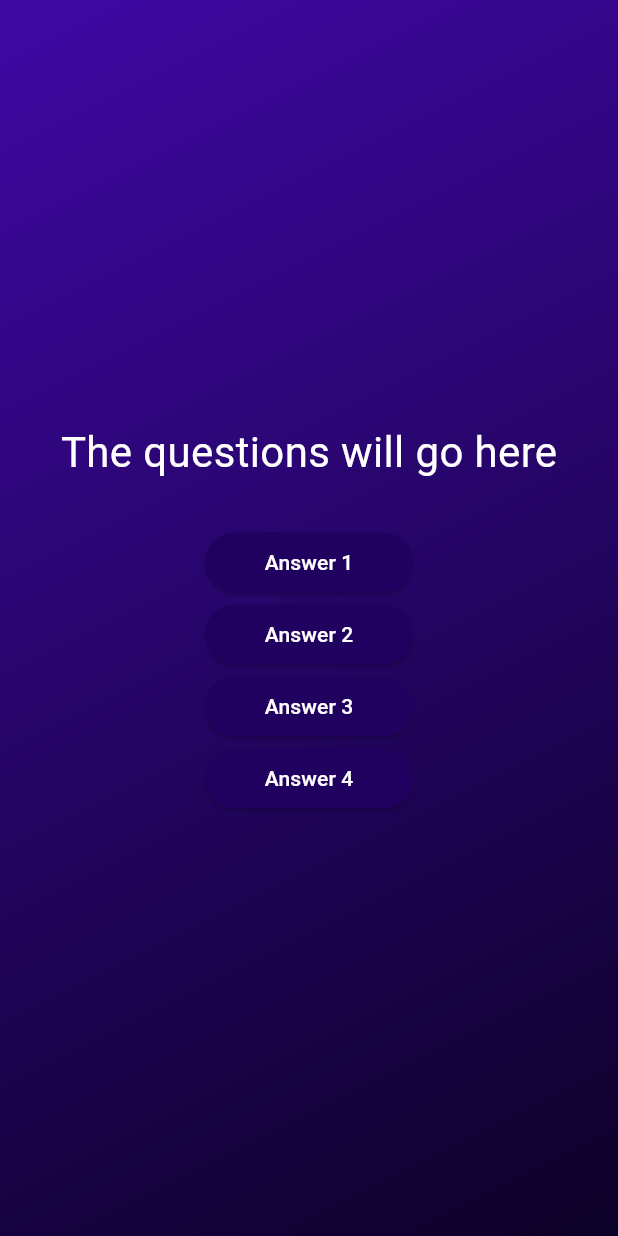
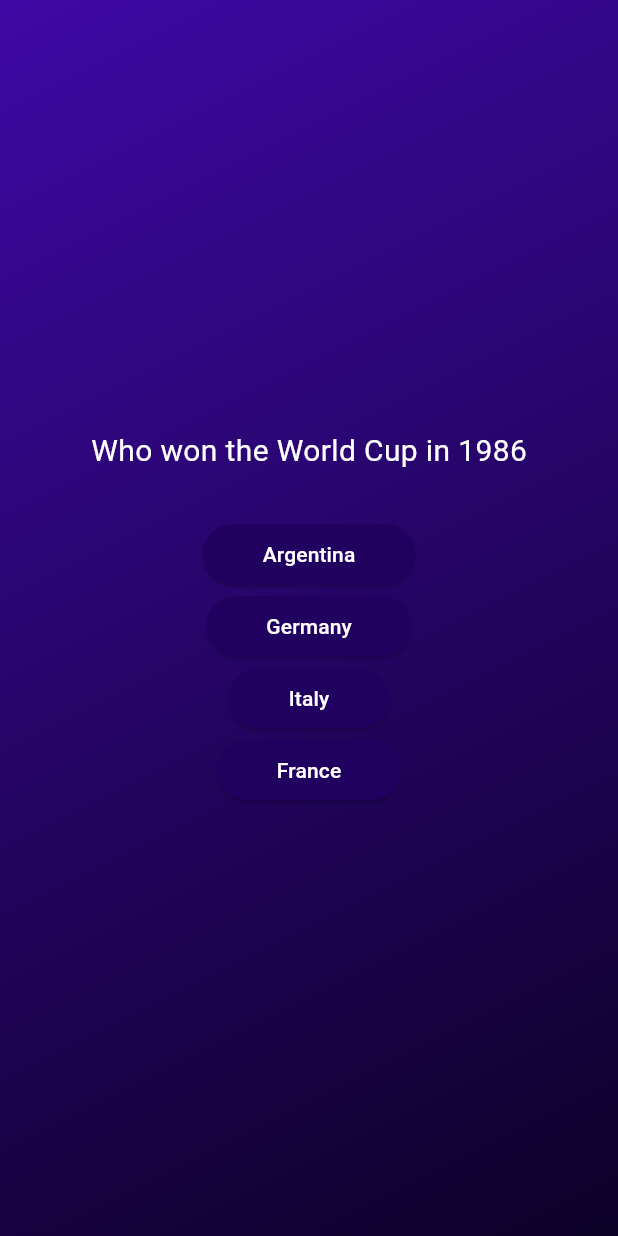
Before and after one commit to EnZo-Z21/ITEC-315, a Flutter app: the screen it shows after launch, after a tap on "Start Quiz", on a phone screen of 412 x 824 dp. Run offline on Flutter 3.47's test engine with Material 3 defaults, Android fonts, the phone set to English and light mode, and no system bars.

Commit message:
Added to logic to show that we are loading in data from questions.dart

```diff
--- a/quiz_app_sp26/lib/questions_screen.dart
+++ b/quiz_app_sp26/lib/questions_screen.dart
@@ -13,19 +13,22 @@ class QuestionsScreen extends StatefulWidget {
 class _QuestionsScreenState extends State<QuestionsScreen> {
   @override
   Widget build(BuildContext context) {
+    final currentQuestion = questions[0];
     return SizedBox(
       width: double.infinity,
       child: Column(
         mainAxisAlignment: MainAxisAlignment.center,
         children: [
-         const Text('The questions will go here',
-          style: TextStyle(color: Colors.white, fontSize: 28),
+          Text(currentQuestion.question,
+          style: TextStyle(color: Colors.white, fontSize: 20),
           ),
           const SizedBox(height: 30),
-          AnswerButton(answerText: "Answer 1", onTap: (){}),
-          AnswerButton(answerText: "Answer 2", onTap: (){}),
-          AnswerButton(answerText: "Answer 3", onTap: (){}),
-          AnswerButton(answerText: "Answer 4", onTap: (){}),
+          ...currentQuestion.answers.map((item){
+            return AnswerButton(
+              answerText: item,
+              onTap: () {},
+            );
+          }),
         ],
       ),
     );
```
